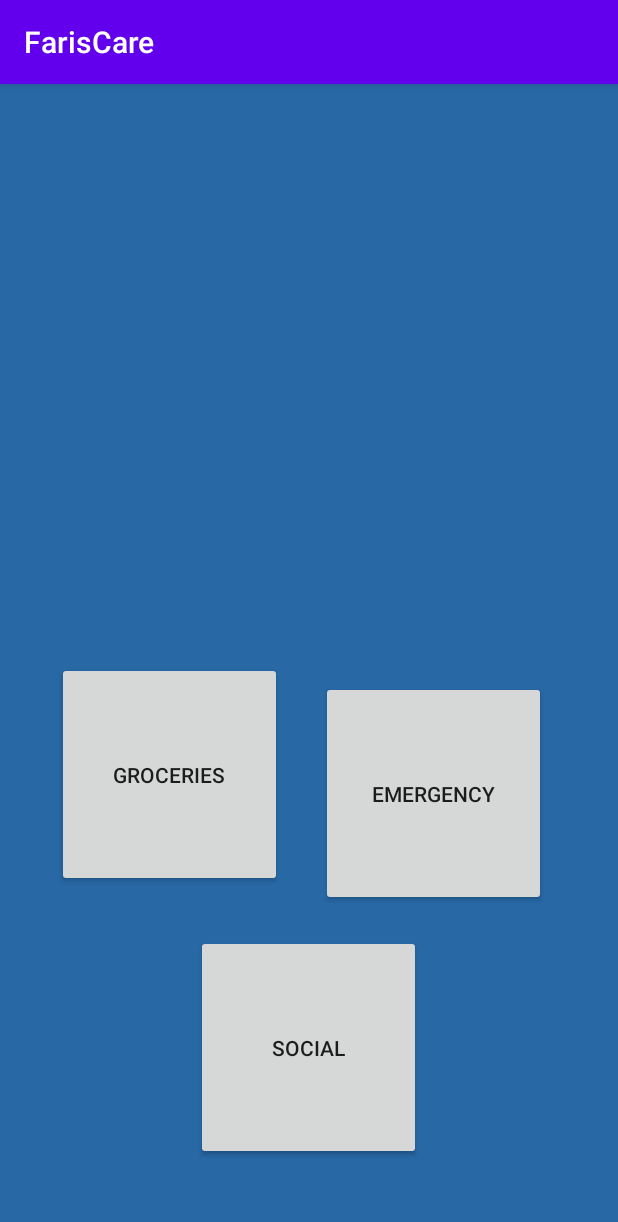
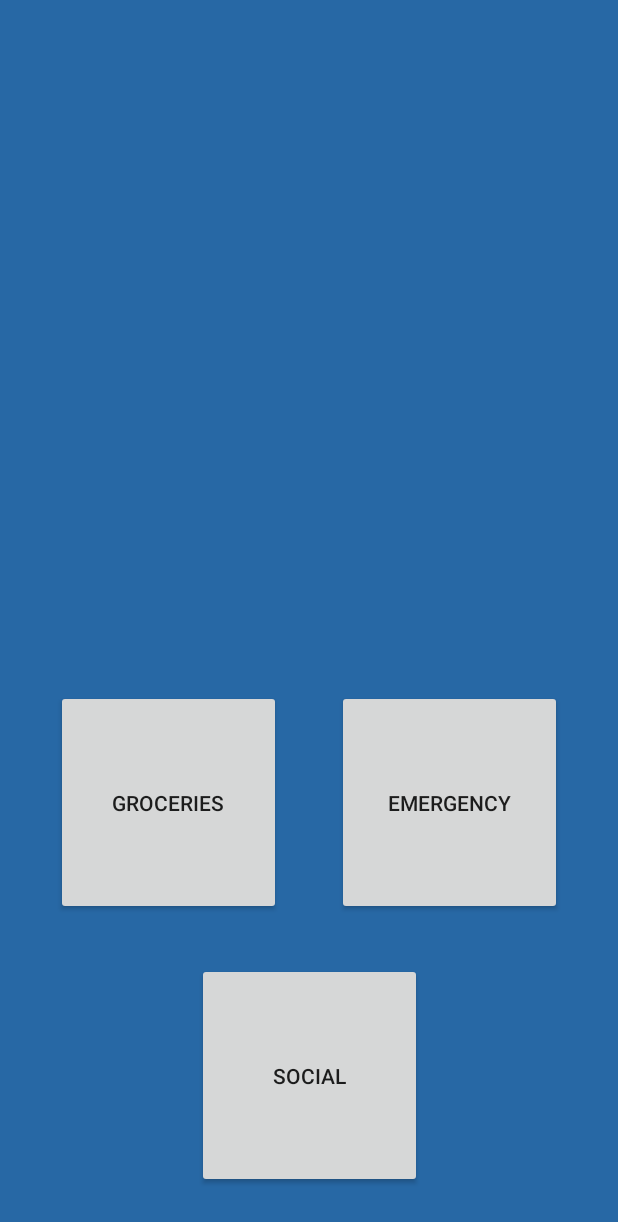
Before and after one commit to Kwongmingwei/FarisCare, an Android app: the MainMenu screen opened directly, with no data from a screen before it, on a phone screen of 412 x 824 dp. Shown: the top 1222 px of the screen. Run offline under Robolectric (Android 15) with nearby library versions, the phone set to English and light mode, and no system bars.

Commit message:
Home page

```diff
--- a/app/src/main/java/com/example/fariscare/MainActivity.java
+++ b/app/src/main/java/com/example/fariscare/MainActivity.java
@@ -41,7 +41,7 @@ public class MainActivity extends AppCompatActivity {
     String uid;
     DatabaseReference databaseReference;
     ProgressBar progressBar;
-    //jj-constructors to get the context of the login page from other fragments
+
     public MainActivity(Context context)
     {
         logincontext=context;
@@ -71,7 +71,6 @@ public class MainActivity extends AppCompatActivity {
 
         //Auto_login.edit().putBoolean("logged",false).apply();
         //Chris - User is already logged in
-        Auto_login.edit().putBoolean("logged", false).apply();
         if(Auto_login.getBoolean("logged",false)){
             databaseReference.orderByChild("email").equalTo(user.getEmail()).addValueEventListener(new ValueEventListener() {
                 @Override
--- a/app/src/main/res/layout/activity_main_menu.xml
+++ b/app/src/main/res/layout/activity_main_menu.xml
@@ -5,44 +5,50 @@
     android:layout_width="match_parent"
     android:layout_height="match_parent"
     android:background="#2768A5"
+    android:layout_gravity="center"
     tools:context=".MainMenu">
+
+    <androidx.constraintlayout.widget.ConstraintLayout
+        android:layout_width="match_parent"
+        android:layout_height="match_parent">
+
+        <Button
+            android:id="@+id/emergency"
+            android:layout_width="wrap_content"
+            android:layout_height="wrap_content"
+            android:layout_marginBottom="32dp"
+            android:width="150dp"
+            android:height="150dp"
+            android:text="EMERGENCY"
+            app:layout_constraintBottom_toTopOf="@+id/social"
+            app:layout_constraintEnd_toEndOf="parent"
+            app:layout_constraintHorizontal_bias="0.5"
+            app:layout_constraintStart_toEndOf="@+id/groceries" />
 
         <Button
             android:id="@+id/groceries"
             android:layout_width="wrap_content"
             android:layout_height="wrap_content"
-        android:layout_alignParentStart="true"
-        android:layout_alignParentTop="true"
-        android:layout_marginStart="38dp"
-        android:layout_marginTop="385dp"
             android:width="150dp"
             android:height="150dp"
-        android:text="Groceries" />
+            android:text="Groceries"
+            app:layout_constraintBottom_toBottomOf="@+id/emergency"
+            app:layout_constraintEnd_toStartOf="@+id/emergency"
+            app:layout_constraintHorizontal_bias="0.5"
+            app:layout_constraintStart_toStartOf="parent"
+            app:layout_constraintTop_toTopOf="@+id/emergency" />
 
         <Button
             android:id="@+id/social"
             android:layout_width="wrap_content"
             android:layout_height="wrap_content"
-        android:layout_alignBottom="@+id/groceries"
-        android:layout_centerHorizontal="true"
-        android:layout_marginBottom="-182dp"
+            android:layout_marginBottom="32dp"
             android:width="150dp"
             android:height="150dp"
-        android:text="Social" />
-
-    <Button
-        android:id="@+id/emergency"
-        android:layout_width="wrap_content"
-        android:layout_height="wrap_content"
-        android:layout_alignBottom="@+id/social"
-        android:layout_alignParentStart="true"
-        android:layout_centerHorizontal="true"
-        android:layout_marginStart="214dp"
-        android:layout_marginTop="18dp"
-
-        android:layout_marginBottom="169dp"
-        android:width="150dp"
-        android:height="150dp"
-        android:text="EMERGENCY" />
+            android:text="Social"
+            app:layout_constraintBottom_toBottomOf="parent"
+            app:layout_constraintEnd_toEndOf="parent"
+            app:layout_constraintStart_toStartOf="parent" />
+    </androidx.constraintlayout.widget.ConstraintLayout>
 
 </RelativeLayout>
--- a/app/src/main/res/layout/activity_register_pt2.xml
+++ b/app/src/main/res/layout/activity_register_pt2.xml
@@ -37,6 +37,19 @@
             android:drawablePadding="12dp"
             android:background="#ffff"
             android:hint="Phone Number"
+            android:padding="9dp"
+            android:textSize="20dp" />
+
+
+        <EditText
+            android:id="@+id/EnterDOB"
+            android:layout_width="match_parent"
+            android:layout_height="wrap_content"
+            android:layout_marginLeft="0dp"
+            android:layout_marginTop="10dp"
+            android:drawablePadding="12dp"
+            android:background="#ffff"
+            android:hint="Date of birth"
             android:padding="9dp"
             android:textSize="20dp" />
 
--- a/app/src/main/res/values/styles.xml
+++ b/app/src/main/res/values/styles.xml
@@ -1,7 +1,6 @@
 <resources>
     <!-- Base application theme. -->
-    <style name="AppTheme" parent="Theme.AppCompat.Light.DarkActionBar">
-        <!-- Customize your theme here. -->
+    <style name="AppTheme" parent="Theme.AppCompat.Light.NoActionBar">
         <item name="colorPrimary">@color/colorPrimary</item>
         <item name="colorPrimaryDark">@color/colorPrimaryDark</item>
         <item name="colorAccent">@color/colorAccent</item>
```
Lines whose indentation alone changed are shown as unchanged.
